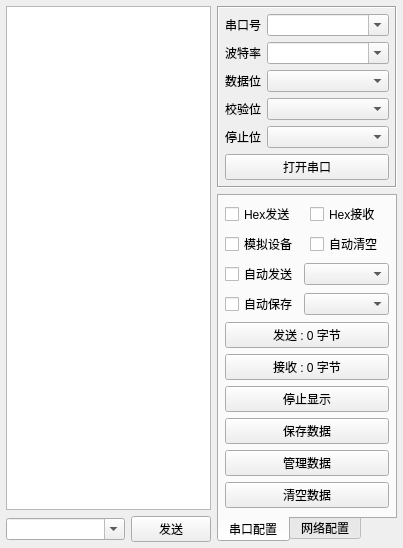
Above: src/software/comtool/form/frmcomtool.ui from rooftop-119/Comprehensive-Design before the change. Below: the same form after it.
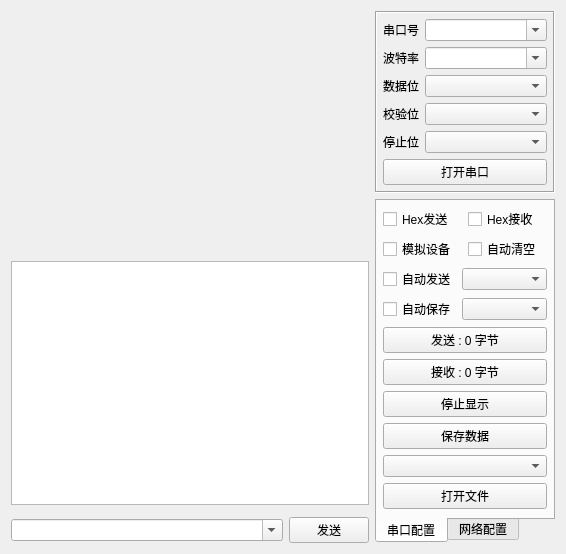
That is the form after the change. Custom widgets are drawn as their Qt base class.

Patch:
```diff
--- a/src/software/comtool/form/frmcomtool.ui
+++ b/src/software/comtool/form/frmcomtool.ui
@@ -6,43 +6,65 @@
    <rect>
     <x>0</x>
     <y>0</y>
-    <width>403</width>
-    <height>422</height>
+    <width>566</width>
+    <height>468</height>
    </rect>
   </property>
   <layout class="QGridLayout" name="gridLayout_6">
-   <property name="leftMargin">
-    <number>6</number>
-   </property>
-   <property name="topMargin">
-    <number>6</number>
-   </property>
-   <property name="rightMargin">
-    <number>6</number>
-   </property>
-   <property name="bottomMargin">
-    <number>6</number>
-   </property>
-   <item row="0" column="0">
-    <widget class="QTextEdit" name="txtMain">
-     <property name="enabled">
-      <bool>true</bool>
-     </property>
-     <property name="frameShape">
-      <enum>QFrame::Shape::StyledPanel</enum>
-     </property>
-     <property name="verticalScrollBarPolicy">
-      <enum>Qt::ScrollBarPolicy::ScrollBarAsNeeded</enum>
-     </property>
-     <property name="horizontalScrollBarPolicy">
-      <enum>Qt::ScrollBarPolicy::ScrollBarAsNeeded</enum>
-     </property>
-     <property name="readOnly">
-      <bool>true</bool>
-     </property>
+   <item row="3" column="0">
+    <widget class="QWidget" name="widget" native="true">
+     <layout class="QHBoxLayout" name="horizontalLayout">
+      <property name="leftMargin">
+       <number>0</number>
+      </property>
+      <property name="topMargin">
+       <number>0</number>
+      </property>
+      <property name="rightMargin">
+       <number>0</number>
+      </property>
+      <property name="bottomMargin">
+       <number>0</number>
+      </property>
+      <item>
+       <widget class="QComboBox" name="cboxData">
+        <property name="sizePolicy">
+         <sizepolicy hsizetype="Ignored" vsizetype="Fixed">
+          <horstretch>0</horstretch>
+          <verstretch>0</verstretch>
+         </sizepolicy>
+        </property>
+        <property name="editable">
+         <bool>true</bool>
+        </property>
+        <property name="duplicatesEnabled">
+         <bool>false</bool>
+        </property>
+       </widget>
+      </item>
+      <item>
+       <widget class="QPushButton" name="btnSend">
+        <property name="minimumSize">
+         <size>
+          <width>80</width>
+          <height>0</height>
+         </size>
+        </property>
+        <property name="maximumSize">
+         <size>
+          <width>80</width>
+          <height>16777215</height>
+         </size>
+        </property>
+        <property name="text">
+         <string>发送</string>
+        </property>
+       </widget>
+      </item>
+     </layout>
     </widget>
    </item>
-   <item row="0" column="1" rowspan="2">
+   <item row="0" column="1" rowspan="4">
     <widget class="QWidget" name="widgetRight" native="true">
      <property name="minimumSize">
       <size>
@@ -216,24 +238,10 @@
           <property name="bottomMargin">
            <number>6</number>
           </property>
-          <item row="0" column="0">
-           <widget class="QCheckBox" name="ckHexSend">
+          <item row="4" column="0" colspan="2">
+           <widget class="QPushButton" name="btnReceiveCount">
             <property name="text">
-             <string>Hex发送</string>
-            </property>
-           </widget>
-          </item>
-          <item row="0" column="1">
-           <widget class="QCheckBox" name="ckHexReceive">
-            <property name="text">
-             <string>Hex接收</string>
-            </property>
-           </widget>
-          </item>
-          <item row="1" column="0">
-           <widget class="QCheckBox" name="ckDebug">
-            <property name="text">
-             <string>模拟设备</string>
+             <string>接收 : 0 字节</string>
             </property>
            </widget>
           </item>
@@ -244,6 +252,54 @@
             </property>
            </widget>
           </item>
+          <item row="6" column="0" colspan="2">
+           <widget class="QPushButton" name="btnSave">
+            <property name="text">
+             <string>保存数据</string>
+            </property>
+           </widget>
+          </item>
+          <item row="0" column="1">
+           <widget class="QCheckBox" name="ckHexReceive">
+            <property name="text">
+             <string>Hex接收</string>
+            </property>
+           </widget>
+          </item>
+          <item row="3" column="0" colspan="2">
+           <widget class="QPushButton" name="btnSendCount">
+            <property name="text">
+             <string>发送 : 0 字节</string>
+            </property>
+           </widget>
+          </item>
+          <item row="9" column="0" colspan="2">
+           <spacer name="verticalSpacer">
+            <property name="orientation">
+             <enum>Qt::Orientation::Vertical</enum>
+            </property>
+            <property name="sizeHint" stdset="0">
+             <size>
+              <width>20</width>
+              <height>2</height>
+             </size>
+            </property>
+           </spacer>
+          </item>
+          <item row="5" column="0" colspan="2">
+           <widget class="QPushButton" name="btnStopShow">
+            <property name="text">
+             <string>停止显示</string>
+            </property>
+           </widget>
+          </item>
+          <item row="0" column="0">
+           <widget class="QCheckBox" name="ckHexSend">
+            <property name="text">
+             <string>Hex发送</string>
+            </property>
+           </widget>
+          </item>
           <item row="2" column="0" colspan="2">
            <layout class="QGridLayout" name="gridLayout">
             <item row="0" column="0">
@@ -282,60 +338,26 @@
             </item>
            </layout>
           </item>
-          <item row="3" column="0" colspan="2">
-           <widget class="QPushButton" name="btnSendCount">
+          <item row="1" column="0">
+           <widget class="QCheckBox" name="ckDebug">
             <property name="text">
-             <string>发送 : 0 字节</string>
-            </property>
-           </widget>
-          </item>
-          <item row="4" column="0" colspan="2">
-           <widget class="QPushButton" name="btnReceiveCount">
-            <property name="text">
-             <string>接收 : 0 字节</string>
-            </property>
-           </widget>
-          </item>
-          <item row="5" column="0" colspan="2">
-           <widget class="QPushButton" name="btnStopShow">
-            <property name="text">
-             <string>停止显示</string>
-            </property>
-           </widget>
-          </item>
-          <item row="6" column="0" colspan="2">
-           <widget class="QPushButton" name="btnSave">
-            <property name="text">
-             <string>保存数据</string>
-            </property>
-           </widget>
-          </item>
-          <item row="7" column="0" colspan="2">
-           <widget class="QPushButton" name="btnData">
-            <property name="text">
-             <string>管理数据</string>
+             <string>模拟设备</string>
             </property>
            </widget>
           </item>
           <item row="8" column="0" colspan="2">
            <widget class="QPushButton" name="btnClear">
             <property name="text">
-             <string>清空数据</string>
+             <string>打开文件</string>
             </property>
            </widget>
           </item>
-          <item row="9" column="0" colspan="2">
-           <spacer name="verticalSpacer">
-            <property name="orientation">
-             <enum>Qt::Orientation::Vertical</enum>
+          <item row="7" column="0" colspan="2">
+           <widget class="QComboBox" name="file">
+            <property name="frame">
+             <bool>true</bool>
             </property>
-            <property name="sizeHint" stdset="0">
-             <size>
-              <width>20</width>
-              <height>2</height>
-             </size>
-            </property>
-           </spacer>
+           </widget>
           </item>
          </layout>
         </widget>
@@ -473,61 +495,51 @@
      </layout>
     </widget>
    </item>
+   <item row="0" column="0">
+    <widget class="QCustomPlot" name="customPlot" native="true">
+     <property name="sizePolicy">
+      <sizepolicy hsizetype="Expanding" vsizetype="Expanding">
+       <horstretch>0</horstretch>
+       <verstretch>0</verstretch>
+      </sizepolicy>
+     </property>
+    </widget>
+   </item>
    <item row="1" column="0">
-    <widget class="QWidget" name="widget" native="true">
-     <layout class="QHBoxLayout" name="horizontalLayout">
-      <property name="leftMargin">
-       <number>0</number>
-      </property>
-      <property name="topMargin">
-       <number>0</number>
-      </property>
-      <property name="rightMargin">
-       <number>0</number>
-      </property>
-      <property name="bottomMargin">
-       <number>0</number>
-      </property>
-      <item>
-       <widget class="QComboBox" name="cboxData">
-        <property name="sizePolicy">
-         <sizepolicy hsizetype="Ignored" vsizetype="Fixed">
-          <horstretch>0</horstretch>
-          <verstretch>0</verstretch>
-         </sizepolicy>
-        </property>
-        <property name="editable">
-         <bool>true</bool>
-        </property>
-        <property name="duplicatesEnabled">
-         <bool>false</bool>
-        </property>
-       </widget>
-      </item>
-      <item>
-       <widget class="QPushButton" name="btnSend">
-        <property name="minimumSize">
-         <size>
-          <width>80</width>
-          <height>0</height>
-         </size>
-        </property>
-        <property name="maximumSize">
-         <size>
-          <width>80</width>
-          <height>16777215</height>
-         </size>
-        </property>
-        <property name="text">
-         <string>发送</string>
-        </property>
-       </widget>
-      </item>
-     </layout>
+    <widget class="QTextEdit" name="txtMain">
+     <property name="enabled">
+      <bool>true</bool>
+     </property>
+     <property name="sizePolicy">
+      <sizepolicy hsizetype="Preferred" vsizetype="Expanding">
+       <horstretch>0</horstretch>
+       <verstretch>0</verstretch>
+      </sizepolicy>
+     </property>
+     <property name="frameShape">
+      <enum>QFrame::Shape::StyledPanel</enum>
+     </property>
+     <property name="verticalScrollBarPolicy">
+      <enum>Qt::ScrollBarPolicy::ScrollBarAsNeeded</enum>
+     </property>
+     <property name="horizontalScrollBarPolicy">
+      <enum>Qt::ScrollBarPolicy::ScrollBarAsNeeded</enum>
+     </property>
+     <property name="readOnly">
+      <bool>true</bool>
+     </property>
     </widget>
    </item>
   </layout>
  </widget>
+ <customwidgets>
+  <customwidget>
+   <class>QCustomPlot</class>
+   <extends>QWidget</extends>
+   <header>qcustomplot.h</header>
+   <container>1</container>
+  </customwidget>
+ </customwidgets>
  <resources/>
  <connections/>
 </ui>
```
